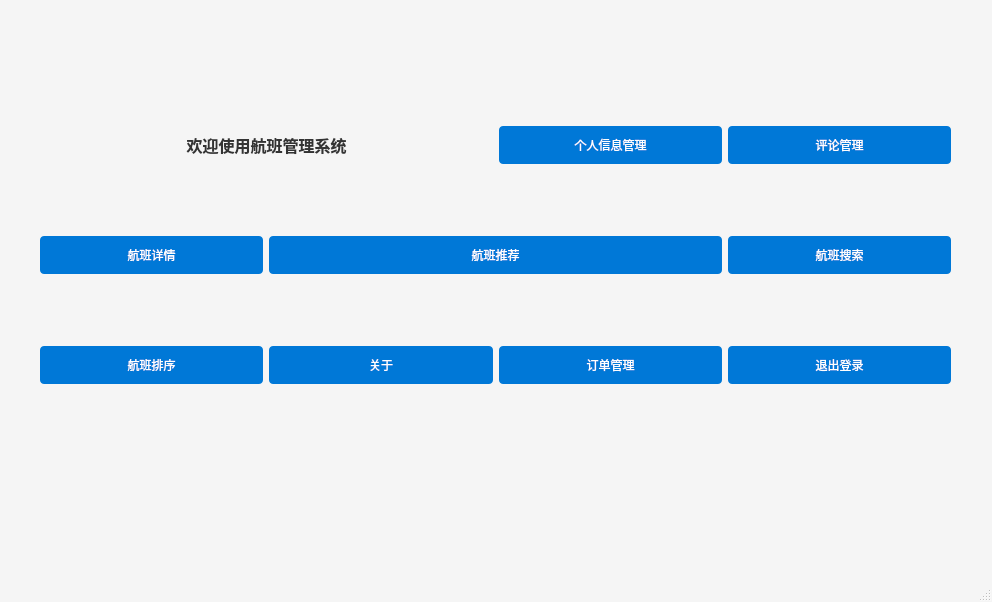
Old version of the form ui/main.ui in the repository ABLingss/UESTC-PBLF--.
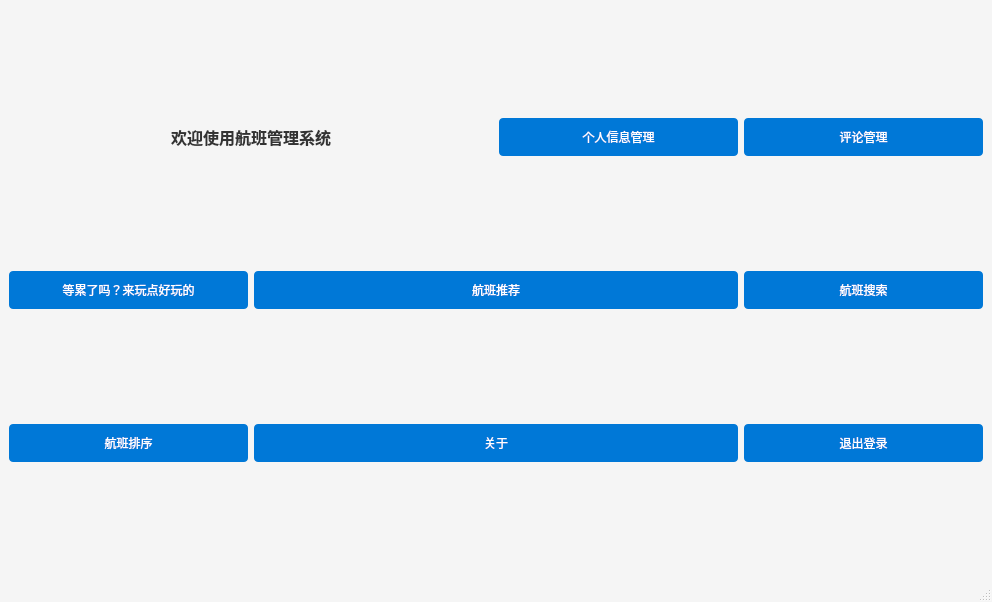
New version of the form.

Patch:
```diff
--- a/ui/main.ui
+++ b/ui/main.ui
@@ -40,15 +40,6 @@
 }</string>
   </property>
   <widget class="QWidget" name="centralwidget">
-   <widget class="QWidget" name="layoutWidget">
-    <property name="geometry">
-     <rect>
-      <x>40</x>
-      <y>60</y>
-      <width>911</width>
-      <height>391</height>
-     </rect>
-    </property>
     <layout class="QGridLayout" name="gridLayout">
      <item row="0" column="0" colspan="2">
       <widget class="QLabel" name="welcomeLabel">
@@ -80,7 +71,7 @@
      <item row="1" column="0">
       <widget class="QPushButton" name="flightDetailsButton">
        <property name="text">
-        <string>航班详情</string>
+       <string>等累了吗？来玩点好玩的</string>
        </property>
       </widget>
      </item>
@@ -105,13 +96,6 @@
        </property>
       </widget>
      </item>
-     <item row="2" column="2">
-      <widget class="QPushButton" name="orderManagementButton">
-       <property name="text">
-        <string>订单管理</string>
-       </property>
-      </widget>
-     </item>
      <item row="2" column="3">
       <widget class="QPushButton" name="logout">
        <property name="text">
@@ -119,7 +103,7 @@
        </property>
       </widget>
      </item>
-     <item row="2" column="1">
+    <item row="2" column="1" colspan="2">
       <widget class="QPushButton" name="about">
        <property name="text">
         <string>关于</string>
@@ -127,7 +111,6 @@
       </widget>
      </item>
     </layout>
-   </widget>
   </widget>
   <widget class="QMenuBar" name="menuBar">
    <property name="geometry">
```
Left out of the diff: 26 changed lines with no effect on the pictures. Lines whose indentation alone changed are shown as unchanged.
